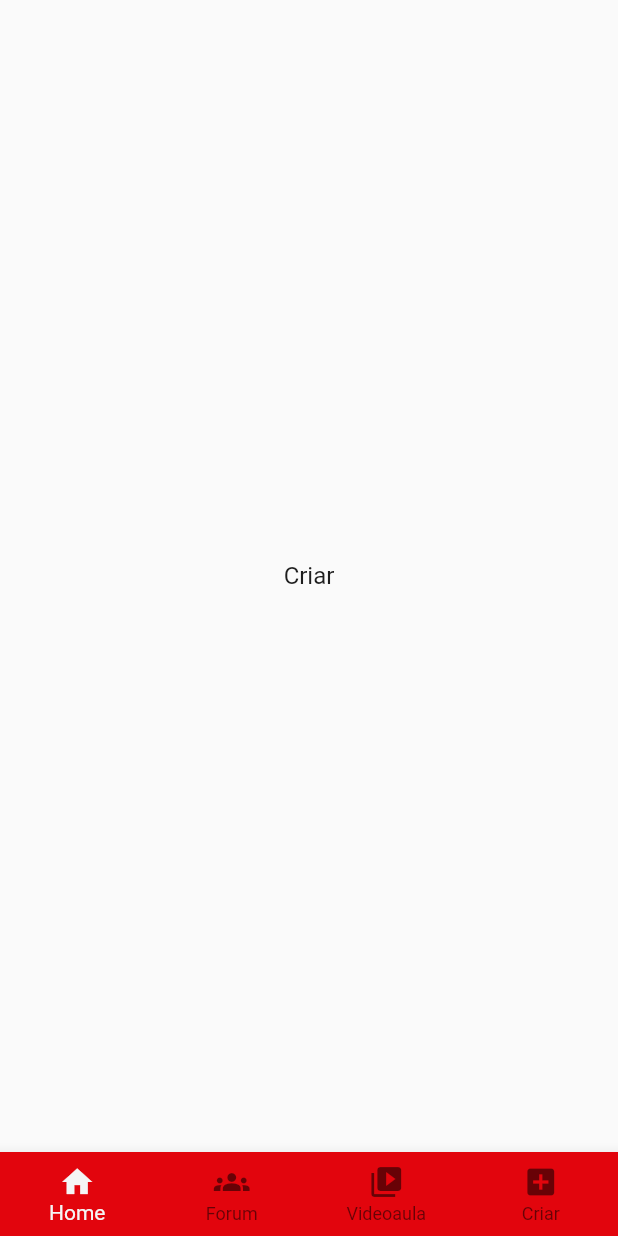
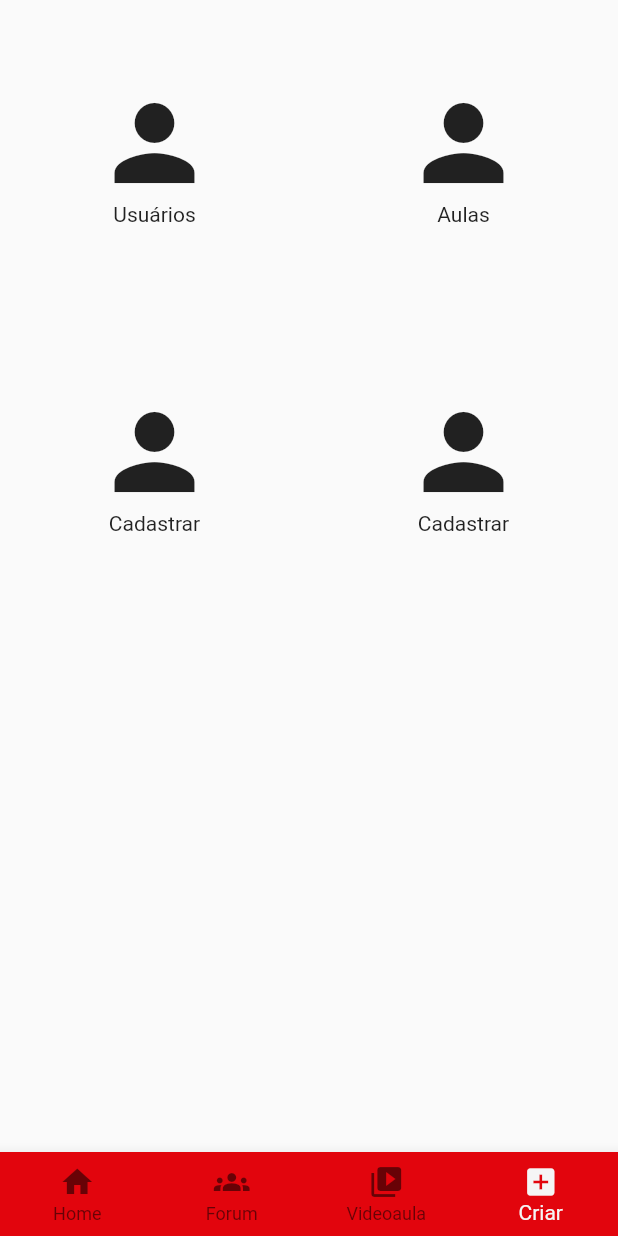
Before and after one commit to vianajulio/WE_Learning, a Flutter app: the MainPage screen opened directly, swiped to page 4, on a phone screen of 412 x 824 dp. Run offline on Flutter 3.47's test engine with Material 2 defaults, Android fonts, the phone set to English and light mode, and no system bars; our stand-ins replace badges, carousel_slider, get, youtube_player_iframe; accounts and stored records are empty.

Commit message:
Demais alterações

```diff
--- a/we_learning_android/lib/main.dart
+++ b/we_learning_android/lib/main.dart
@@ -2,5 +2,5 @@ import 'package:flutter/material.dart';
 import 'package:we_learning_android/myapp.dart';
 
 void main() {
-  runApp(MyApp());
+  runApp(const MyApp());
 }
--- a/we_learning_android/lib/myapp.dart
+++ b/we_learning_android/lib/myapp.dart
@@ -1,18 +1,19 @@
 import 'package:flutter/material.dart';
 import 'package:we_learning_android/ui/pages/login/login_page.dart';
+import 'package:get/get.dart';
 
 class MyApp extends StatelessWidget {
   const MyApp({super.key});
 
   @override
   Widget build(BuildContext context) {
-    return MaterialApp(
+    return GetMaterialApp(
       title: 'Flutter Demo',
       theme: ThemeData(
         primarySwatch: Colors.blueGrey,
       ),
       debugShowCheckedModeBanner: false,
-      home: LoginPage(),
+      home: const LoginPage(),
     );
   }
 }
--- a/we_learning_android/lib/ui/pages/criar/criar_page.dart
+++ b/we_learning_android/lib/ui/pages/criar/criar_page.dart
@@ -6,8 +6,47 @@ class CriarPage extends StatelessWidget {
 
   @override
   Widget build(BuildContext context) {
+    var screenSize = MediaQuery.of(context);
+    var icon = Icon(Icons.abc);
     return Container(
-      child: Center(child: CustomText(text: 'Criar'),),
+      //child: const Center(child: CustomText(text: 'Criar'),),
+      child: SafeArea(
+        child: GridView.count(
+          crossAxisCount: 2,
+          children: [
+            _componenteFoda(
+              icon: const Icon(Icons.person, size: 80),
+              label: 'Usuários',
+            ),
+            _componenteFoda(
+              icon: const Icon(Icons.person, size: 80),
+              label: 'Aulas',
+            ),
+            _componenteFoda(
+              icon: const Icon(Icons.person, size: 80),
+              label: 'Cadastrar',
+            ),
+            _componenteFoda(
+              icon: const Icon(Icons.person, size: 80),
+              label: 'Cadastrar',
+            ),
+          ],
+        ),
+      ),
     );
   }
 }
+
+_componenteFoda({String? label, Icon? icon}) {
+  return Container(
+    padding: const EdgeInsets.all(20),
+    child: Column(
+      mainAxisAlignment: MainAxisAlignment.center,
+      crossAxisAlignment: CrossAxisAlignment.center,
+      children: [
+        icon!,
+        Text(label.toString(), textAlign: TextAlign.center),
+      ],
+    ),
+  );
+}
--- a/we_learning_android/lib/ui/pages/forum/forum_dart.dart
+++ b/we_learning_android/lib/ui/pages/forum/forum_dart.dart
@@ -7,7 +7,7 @@ class ForumPage extends StatelessWidget {
   @override
   Widget build(BuildContext context) {
     return Container(
-      child: Center(
+      child: const Center(
         child: CustomText(text: 'Forum'),
       ),
     );
--- a/we_learning_android/lib/ui/pages/home/home_page.dart
+++ b/we_learning_android/lib/ui/pages/home/home_page.dart
@@ -7,7 +7,7 @@ class HomePage extends StatelessWidget {
   @override
   Widget build(BuildContext context) {
     return Container(
-      child: Center(child: CustomText(text: 'Home'),),
+      child: const Center(child: CustomText(text: 'Home'),),
     );
   }
 }
--- a/we_learning_android/lib/ui/pages/main/bottomnavigationbar.dart
+++ b/we_learning_android/lib/ui/pages/main/bottomnavigationbar.dart
@@ -1,12 +1,17 @@
 import 'package:flutter/material.dart';
+import 'package:we_learning_android/controller/navigation_controller.dart';
 import 'package:we_learning_android/ui/colors/colors.dart';
+import 'package:get/get.dart';
 
 class MainBottomNavigation extends StatelessWidget {
-  const MainBottomNavigation({super.key});
+  MainBottomNavigation({super.key});
+  final NavigationController controller = Get.put(NavigationController());
 
   @override
   Widget build(BuildContext context) {
-    return BottomNavigationBar(
+    return GetBuilder(
+      init: NavigationController(),
+      builder: (controller) => BottomNavigationBar(
         items: const [
           BottomNavigationBarItem(
             icon: Icon(Icons.home),
@@ -28,6 +33,11 @@ class MainBottomNavigation extends StatelessWidget {
         fixedColor: primaryWhite,
         type: BottomNavigationBarType.fixed,
         backgroundColor: primaryRed,
+        onTap: (page) {
+          controller.goToTab(page);
+        },
+        currentIndex: controller.currentPage.value,
+      ),
     );
   }
 }
--- a/we_learning_android/lib/ui/pages/main/main_page.dart
+++ b/we_learning_android/lib/ui/pages/main/main_page.dart
@@ -1,25 +1,32 @@
 import 'package:flutter/material.dart';
-import 'package:we_learning_android/ui/colors/colors.dart';
+import 'package:we_learning_android/controller/navigation_controller.dart';
+//import 'package:we_learning_android/ui/colors/colors.dart';
 import 'package:we_learning_android/ui/pages/criar/criar_page.dart';
 import 'package:we_learning_android/ui/pages/forum/forum_dart.dart';
 import 'package:we_learning_android/ui/pages/home/home_page.dart';
 import 'package:we_learning_android/ui/pages/main/bottomnavigationbar.dart';
-import 'package:we_learning_android/ui/pages/videoaula/videoaula_page.dart';
+import 'package:we_learning_android/ui/pages/videoaula/videoaulas_page.dart';
+import 'package:get/get.dart';
 
 class MainPage extends StatelessWidget {
-  const MainPage({super.key});
+  MainPage({super.key});
+  final NavigationController controller = Get.put(NavigationController());
 
   @override
   Widget build(BuildContext context) {
     return Scaffold(
       body: PageView(
+        //physics: const   BouncingScrollPhysics(),
+        controller: controller.pageController,
         children: const [
           HomePage(),
           ForumPage(),
-          VideoaulaPage(),
+          VideoaulasPage(),
           CriarPage(),
         ],
-        onPageChanged: (value) {},
+        onPageChanged: (value) {
+          controller.goToTab2(value);
+        },
       ),
       bottomNavigationBar: MainBottomNavigation(),
     );
--- a/we_learning_android/lib/ui/widgets/custom_text.dart
+++ b/we_learning_android/lib/ui/widgets/custom_text.dart
@@ -2,13 +2,13 @@ import 'package:flutter/material.dart';
 import 'package:we_learning_android/ui/colors/colors.dart';
 
 class CustomText extends StatelessWidget {
-  String text;
-  Color color;
-  double fontSize;
-  FontWeight fontWeight;
-  int maxLines;
-  TextAlign? textAlign;
-  CustomText({
+  final String text;
+  final Color color;
+  final double fontSize;
+  final FontWeight fontWeight;
+  final int maxLines;
+  final TextAlign? textAlign;
+  const CustomText({
     super.key,
     required this.text,
     this.color = primaryBlack,
```
Also changed, not shown: we_learning_android/lib/controller/navigation_controller.dart (added, +37 -0 lines), we_learning_android/lib/entitys/aula.dart (added, +21 -0 lines), we_learning_android/lib/entitys/comentario.dart (added, +18 -0 lines), we_learning_android/lib/entitys/resposta.dart (added, +9 -0 lines), we_learning_android/lib/entitys/usuario.dart (added, +18 -0 lines), we_learning_android/lib/repository/aulas_repository.dart (added, +13 -0 lines), we_learning_android/lib/repository/comentario_repository.dart (added, +42 -0 lines), we_learning_android/lib/ui/pages/login/login_page.dart (+7 -7 lines), we_learning_android/lib/ui/pages/videoaula/video_player.dart (added, +33 -0 lines), we_learning_android/lib/ui/pages/videoaula/videoaula_page.dart (+94 -4 lines), we_learning_android/lib/ui/pages/videoaula/videoaulas_page.dart (added, +22 -0 lines), we_learning_android/lib/ui/widgets/custom_text_form_field.dart (+4 -3 lines). Lines whose indentation alone changed are shown as unchanged.
